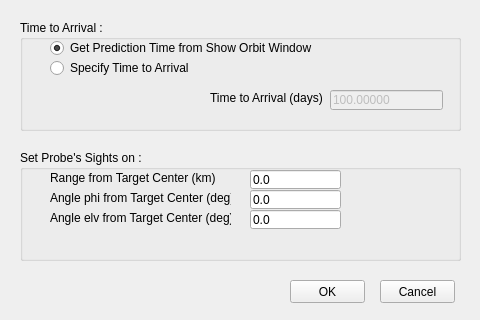
The window that ui/ftasettingdialog.ui (whiskie14142/SolarSystemVoyager) describes before a commit, drawn with Qt 5.
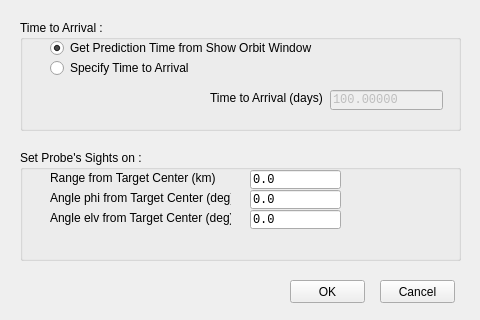
The same window after the commit.

Diff of the .ui file:
```diff
--- a/ui/ftasettingdialog.ui
+++ b/ui/ftasettingdialog.ui
@@ -72,6 +72,11 @@
       <height>20</height>
      </rect>
     </property>
+    <property name="font">
+     <font>
+      <family>Lucida Console</family>
+     </font>
+    </property>
     <property name="text">
      <string>100.00000</string>
     </property>
@@ -153,6 +158,11 @@
       <height>19</height>
      </rect>
     </property>
+    <property name="font">
+     <font>
+      <family>Lucida Console</family>
+     </font>
+    </property>
     <property name="text">
      <string>0.0</string>
     </property>
@@ -166,6 +176,11 @@
       <height>19</height>
      </rect>
     </property>
+    <property name="font">
+     <font>
+      <family>Lucida Console</family>
+     </font>
+    </property>
     <property name="toolTip">
      <string>Leading position : phi=0, elv=0
 Trailing position : phi=180, elv=0
@@ -185,6 +200,11 @@
       <height>19</height>
      </rect>
     </property>
+    <property name="font">
+     <font>
+      <family>Lucida Console</family>
+     </font>
+    </property>
     <property name="toolTip">
      <string>Leading position : phi=0, elv=0
 Trailing position : phi=180, elv=0
```
